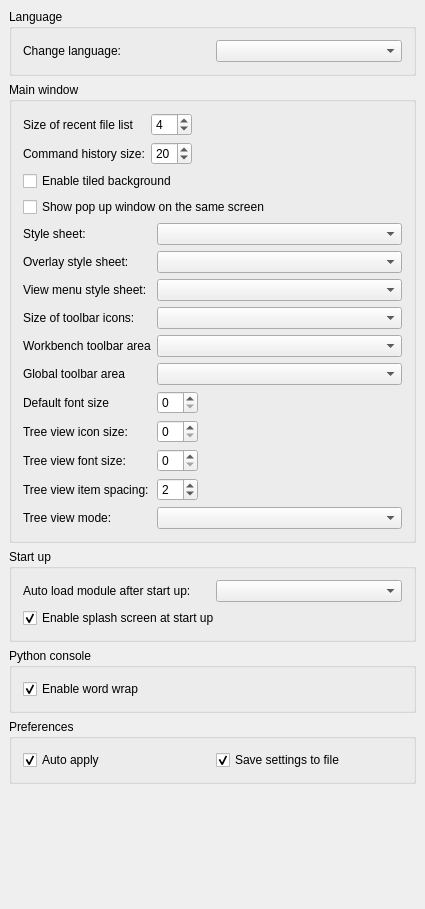
scottmudge/FreeCAD, file src/Gui/DlgGeneral.ui: the form before one commit.
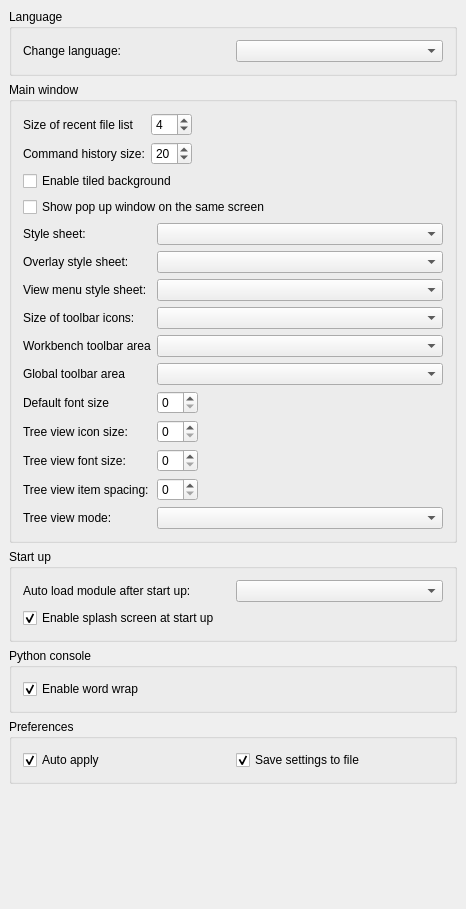
The form after the commit. Custom widgets are drawn as their Qt base class.

Commit message: Gui: fix some preference page parameter entry

```diff
--- a/src/Gui/DlgGeneral.ui
+++ b/src/Gui/DlgGeneral.ui
@@ -6,7 +6,7 @@
    <rect>
     <x>0</x>
     <y>0</y>
-    <width>425</width>
+    <width>466</width>
     <height>909</height>
    </rect>
   </property>
@@ -297,7 +297,7 @@
         <item row="9" column="1">
          <widget class="Gui::PrefSpinBox" name="treeItemSpacing">
           <property name="value">
-           <number>2</number>
+           <number>0</number>
           </property>
           <property name="prefPath" stdset="0">
            <cstring>TreeView</cstring>
```
Left out of the diff: 8 changed lines with no effect on the pictures. The commit also changes 1 other file.
